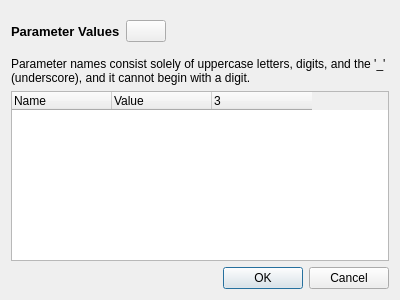
This is baramFlow/view/solution/run/user_parameters_dialog.ui in nextfoam/baram as Qt 5 draws it before an edit. The edited form follows.
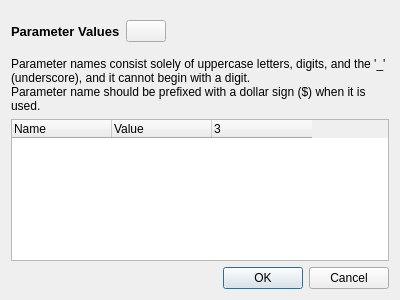
This is the edited form. Icons and pictures are not drawn. Custom widgets are drawn as their Qt base class.

Commit message: Issue baram#14, Guide for the naming of User Parameters has been added

```diff
--- a/baramFlow/view/solution/run/user_parameters_dialog.ui
+++ b/baramFlow/view/solution/run/user_parameters_dialog.ui
@@ -63,7 +63,8 @@
    <item>
     <widget class="QLabel" name="label_2">
      <property name="text">
-      <string>Parameter names consist solely of uppercase letters, digits, and the '_' (underscore), and it cannot begin with a digit.</string>
+      <string>Parameter names consist solely of uppercase letters, digits, and the '_' (underscore), and it cannot begin with a digit.
+Parameter name should be prefixed with a dollar sign ($) when it is used.</string>
      </property>
      <property name="wordWrap">
       <bool>true</bool>
```
The commit also changes 1 other file.
